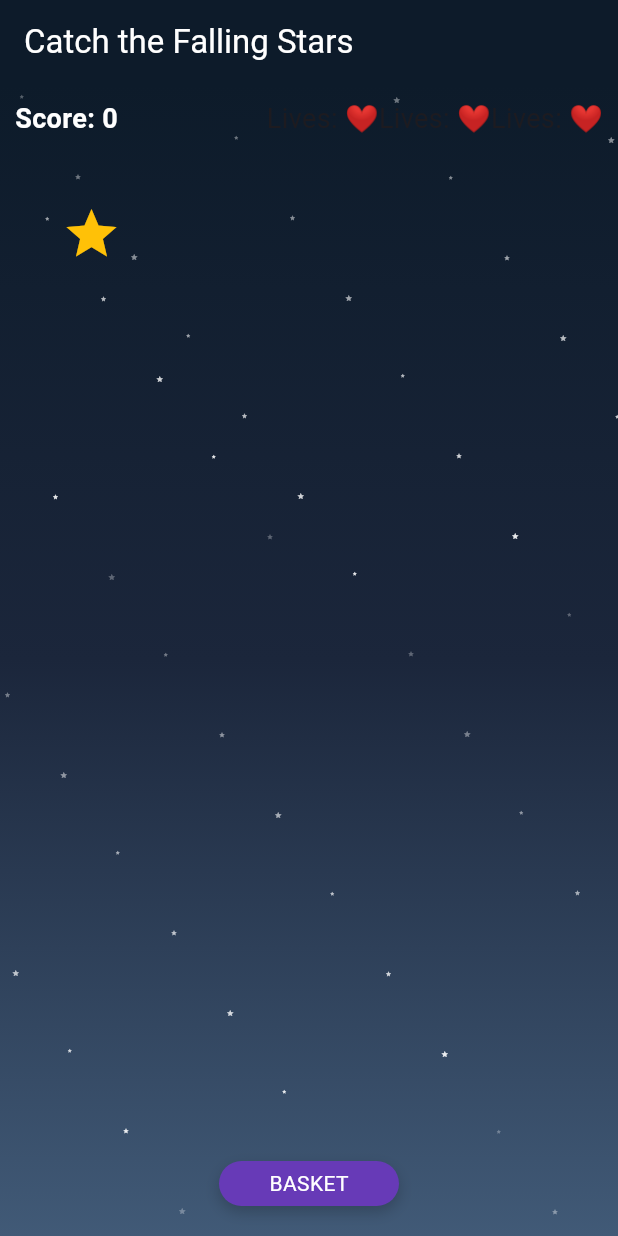
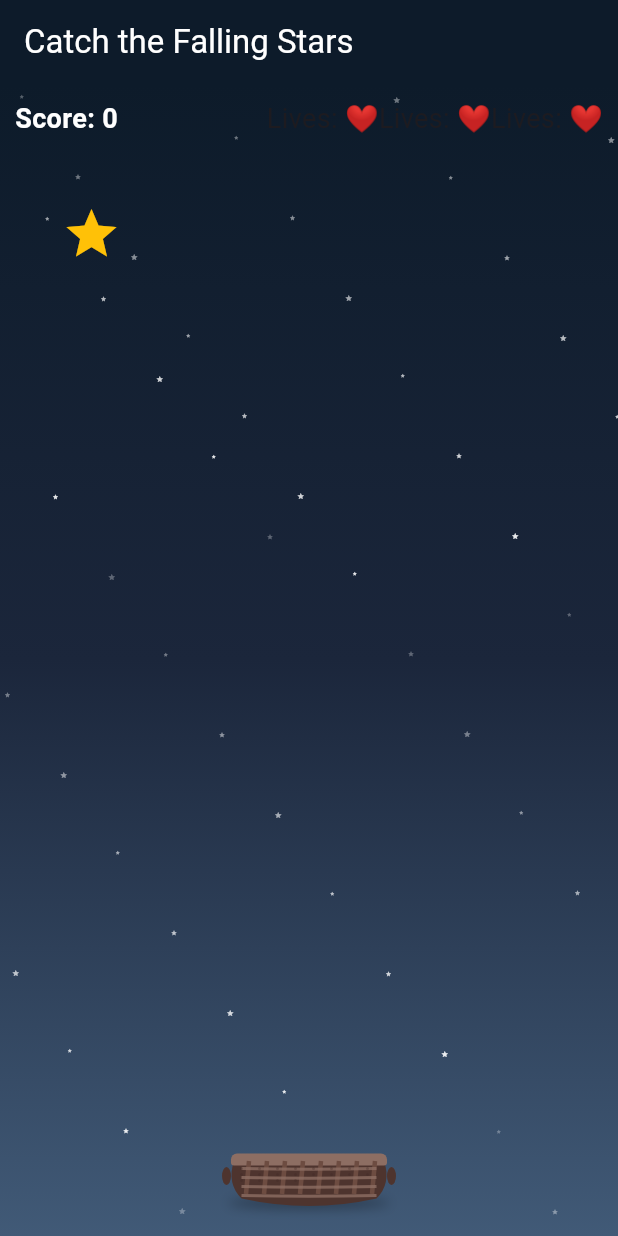
Before and after one commit to ghsenu/flutter-arcade, a Flutter app: the screen it shows after launch, after a tap on "Start Game", on a phone screen of 412 x 824 dp. Run offline on Flutter 3.47's test engine with Material 3 defaults, Android fonts, the phone set to English and light mode, and no system bars; our stand-ins replace audioplayers.

Commit message:
feat:new updates

```diff
--- a/lib/main.dart
+++ b/lib/main.dart
@@ -314,30 +314,14 @@ class _CatchStarsGameState extends State<CatchStarsGame> {
                   child: const Icon(Icons.star, size: 40, color: Colors.amber),
                 ),
 
-              // Basket
+              // Basket - Realistic Design
               if (isPlaying)
                 Positioned(
                   left: basketX,
                   bottom: 20,
-                  child: Container(
-                    width: basketWidth,
-                    height: basketHeight,
-                    decoration: BoxDecoration(
-                      color: Colors.deepPurple,
-                      borderRadius: BorderRadius.circular(16),
-                      boxShadow: [
-                        BoxShadow(
-                          blurRadius: 8,
-                          offset: const Offset(0, 4),
-                          color: Colors.black.withOpacity(0.2),
-                        ),
-                      ],
-                    ),
-                    alignment: Alignment.center,
-                    child: const Text(
-                      'BASKET',
-                      style: TextStyle(color: Colors.white),
-                    ),
+                  child: CustomPaint(
+                    size: Size(basketWidth, basketHeight + 20),
+                    painter: BasketPainter(),
                   ),
                 ),
 
@@ -367,6 +351,135 @@ class _CatchStarsGameState extends State<CatchStarsGame> {
           );
         },
       ),
-    );
+    ) ;
   }
 }
+
+class BasketPainter extends CustomPainter {
+  @override
+  void paint(Canvas canvas, Size size) {
+    final paint = Paint()
+      ..style = PaintingStyle.fill;
+
+    // Basket colors
+    final darkBrown = Colors.brown.shade800;
+    final lightBrown = Colors.brown.shade400;
+    final mediumBrown = Colors.brown.shade600;
+
+    // Draw basket shadow
+    final shadowPaint = Paint()
+      ..color = Colors.black.withOpacity(0.3)
+      ..maskFilter = const MaskFilter.blur(BlurStyle.normal, 4);
+
+    final shadowPath = Path()
+      ..addOval(Rect.fromCenter(
+        center: Offset(size.width / 2, size.height - 2),
+        width: size.width * 0.9,
+        height: 8,
+      ));
+    canvas.drawPath(shadowPath, shadowPaint);
+
+    // Draw main basket body (curved bottom)
+    paint.color = darkBrown;
+    final basketPath = Path();
+
+    // Start from top-left
+    basketPath.moveTo(10, size.height - 30);
+
+    // Top edge
+    basketPath.lineTo(size.width - 10, size.height - 30);
+
+    // Right side curving down
+    basketPath.quadraticBezierTo(
+      size.width - 5, size.height - 15, // control point
+      size.width - 15, size.height - 5 // end point
+    );
+
+    // Bottom curve
+    basketPath.quadraticBezierTo(
+      size.width / 2, size.height + 5, // control point (dip down)
+      15, size.height - 5 // end point
+    );
+
+    // Left side curving up
+    basketPath.quadraticBezierTo(
+      5, size.height - 15, // control point
+      10, size.height - 30 // back to start
+    );
+
+    basketPath.close();
+    canvas.drawPath(basketPath, paint);
+
+    // Draw basket rim (top edge)
+    paint.color = lightBrown;
+    final rimRect = RRect.fromRectAndCorners(
+      Rect.fromLTWH(8, size.height - 35, size.width - 16, 8),
+      topLeft: const Radius.circular(4),
+      topRight: const Radius.circular(4),
+      bottomLeft: const Radius.circular(2),
+      bottomRight: const Radius.circular(2),
+    );
+    canvas.drawRRect(rimRect, paint);
+
+    // Draw woven pattern - vertical strips
+    paint.color = mediumBrown;
+    paint.strokeWidth = 3;
+    paint.style = PaintingStyle.stroke;
+
+    for (double x = 20; x < size.width - 10; x += 12) {
+      canvas.drawLine(
+        Offset(x, size.height - 30),
+        Offset(x - 2, size.height - 8),
+        paint,
+      );
+    }
+
+    // Draw woven pattern - horizontal strips
+    paint.color = lightBrown.withOpacity(0.8);
+    paint.strokeWidth = 2;
+
+    for (double y = size.height - 25; y < size.height - 5; y += 6) {
+      final path = Path();
+      path.moveTo(15, y);
+      path.quadraticBezierTo(
+        size.width / 2, y + 1,
+        size.width - 15, y
+      );
+      canvas.drawPath(path, paint);
+    }
+
+    // Add basket handles
+    paint.color = darkBrown;
+    paint.style = PaintingStyle.fill;
+    paint.strokeWidth = 4;
+
+    // Left handle
+    final leftHandle = Path()
+      ..addOval(Rect.fromCenter(
+        center: Offset(5, size.height - 20),
+        width: 6,
+        height: 12,
+      ));
+    canvas.drawPath(leftHandle, paint);
+
+    // Right handle
+    final rightHandle = Path()
+      ..addOval(Rect.fromCenter(
+        center: Offset(size.width - 5, size.height - 20),
+        width: 6,
+        height: 12,
+      ));
+    canvas.drawPath(rightHandle, paint);
+
+    // Add some texture dots for more realism
+    paint.color = Colors.brown.shade900.withOpacity(0.3);
+    for (int i = 0; i < 20; i++) {
+      final x = 15 + (i % 8) * 12.0;
+      final y = size.height - 25 + (i ~/ 8) * 4.0;
+      canvas.drawCircle(Offset(x, y), 1, paint);
+    }
+  }
+
+  @override
+  bool shouldRepaint(covariant CustomPainter oldDelegate) => false;
+}
```
